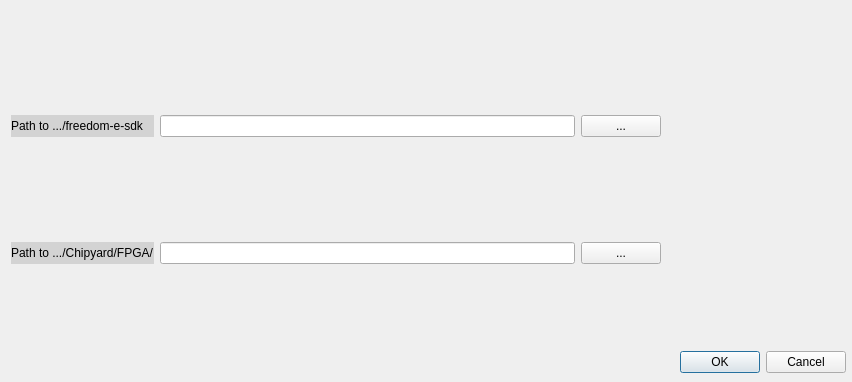
The window that settingsdialog.ui (alexdlukens/chips-gui) describes before a commit, drawn with Qt 5.
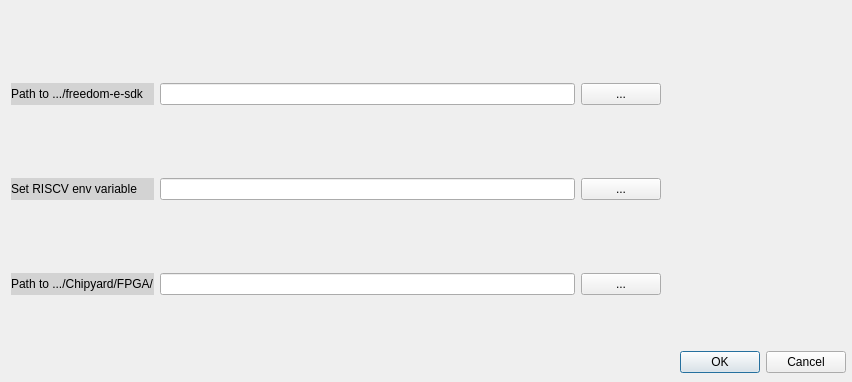
The same window after the commit.

Commit message: Added RISCV environment variable path to settings

Diff of the .ui file:
```diff
--- a/settingsdialog.ui
+++ b/settingsdialog.ui
@@ -53,7 +53,7 @@
      <height>361</height>
     </size>
    </property>
-   <layout class="QGridLayout" name="gridLayout" rowstretch="0,0,0,0" columnstretch="0,0,0,0">
+   <layout class="QGridLayout" name="gridLayout" rowstretch="0,0,0,0,0" columnstretch="0,0,0,0">
     <property name="leftMargin">
      <number>1</number>
     </property>
@@ -66,10 +66,36 @@
     <property name="verticalSpacing">
      <number>0</number>
     </property>
-    <item row="3" column="2">
-     <widget class="QLineEdit" name="chipyardFpgaPath"/>
+    <item row="4" column="2">
+     <widget class="QLineEdit" name="chipyardFpgaPath">
+      <property name="enabled">
+       <bool>true</bool>
+      </property>
+      <property name="toolTip">
+       <string>Set this path to the folder where the Chipyard/fpga directory lives on your computer</string>
+      </property>
+      <property name="readOnly">
+       <bool>true</bool>
+      </property>
+     </widget>
     </item>
-    <item row="3" column="1">
+    <item row="0" column="2">
+     <widget class="QLineEdit" name="freedomSdkPath">
+      <property name="enabled">
+       <bool>true</bool>
+      </property>
+      <property name="toolTip">
+       <string>Set this path to the folder where the freedom-e-sdk lives on your computer</string>
+      </property>
+      <property name="whatsThis">
+       <string/>
+      </property>
+      <property name="readOnly">
+       <bool>true</bool>
+      </property>
+     </widget>
+    </item>
+    <item row="4" column="1">
      <widget class="QLabel" name="chipyardFpgaLabel">
       <property name="autoFillBackground">
        <bool>false</bool>
@@ -82,8 +108,12 @@
       </property>
      </widget>
     </item>
-    <item row="0" column="2">
-     <widget class="QLineEdit" name="freedomSdkPath"/>
+    <item row="4" column="3">
+     <widget class="QPushButton" name="chipyardFpgaButton">
+      <property name="text">
+       <string>...</string>
+      </property>
+     </widget>
     </item>
     <item row="0" column="1">
      <widget class="QLabel" name="FreedomSdkLabel">
@@ -105,13 +135,42 @@
       </property>
      </widget>
     </item>
-    <item row="3" column="3">
-     <widget class="QPushButton" name="chipyardFpgaButton">
+    <item row="2" column="1">
+     <widget class="QLabel" name="riscvLabel">
+      <property name="autoFillBackground">
+       <bool>false</bool>
+      </property>
+      <property name="styleSheet">
+       <string notr="true">background-color: lightgray;</string>
+      </property>
+      <property name="text">
+       <string>Set RISCV env variable</string>
+      </property>
+     </widget>
+    </item>
+    <item row="2" column="3">
+     <widget class="QPushButton" name="riscvButton">
       <property name="text">
        <string>...</string>
       </property>
      </widget>
     </item>
+    <item row="2" column="2">
+     <widget class="QLineEdit" name="riscvPath">
+      <property name="enabled">
+       <bool>true</bool>
+      </property>
+      <property name="toolTip">
+       <string>Set this path to the folder where the RISC-V GCC compiler lives on your computer</string>
+      </property>
+      <property name="statusTip">
+       <string/>
+      </property>
+      <property name="readOnly">
+       <bool>true</bool>
+      </property>
+     </widget>
+    </item>
    </layout>
   </widget>
  </widget>
```
The commit also changes 2 other files.
